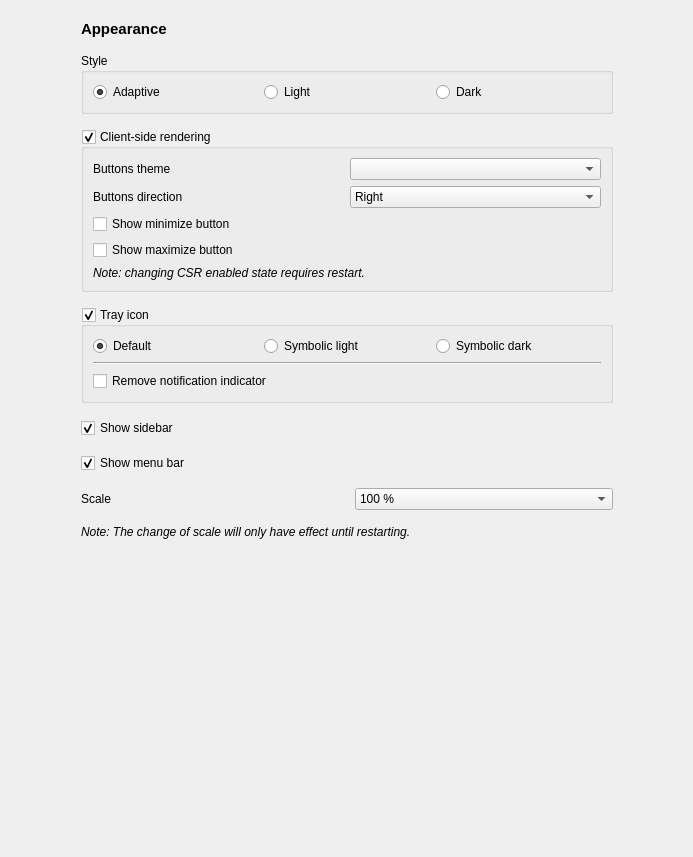
rafatosta/zapzap, file zapzap/ui/ui_page_appearance.ui: the form before one commit.
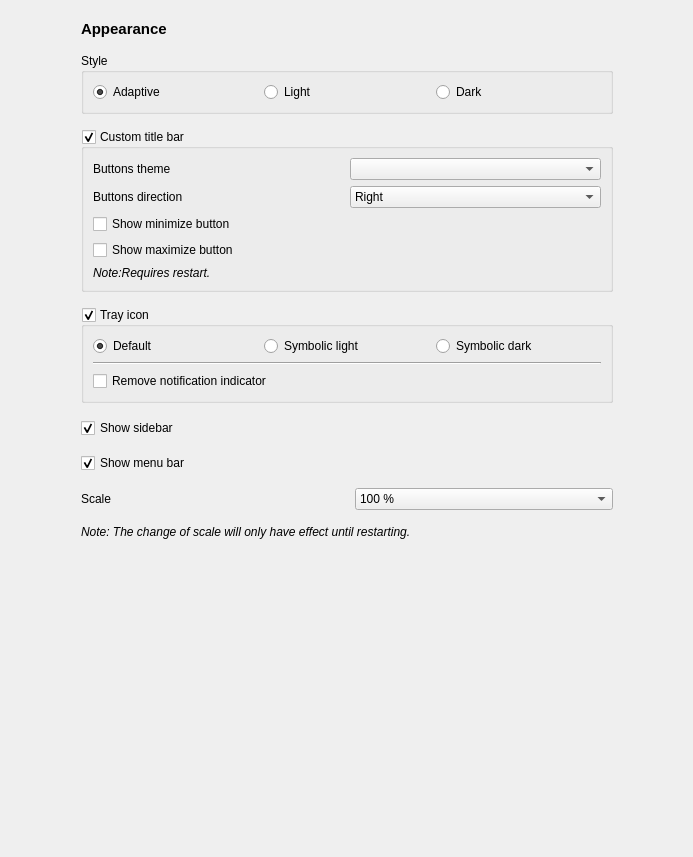
The form after the commit.

```diff
--- a/zapzap/ui/ui_page_appearance.ui
+++ b/zapzap/ui/ui_page_appearance.ui
@@ -96,7 +96,7 @@
         <item>
          <widget class="QGroupBox" name="csr_groupBox">
           <property name="title">
-           <string>Client-side rendering</string>
+           <string>Custom title bar</string>
           </property>
           <property name="checkable">
            <bool>true</bool>
@@ -124,7 +124,7 @@
               </font>
              </property>
              <property name="text">
-              <string>Note: changing CSR enabled state requires restart.</string>
+              <string>Note:Requires restart.</string>
              </property>
             </widget>
            </item>
```
